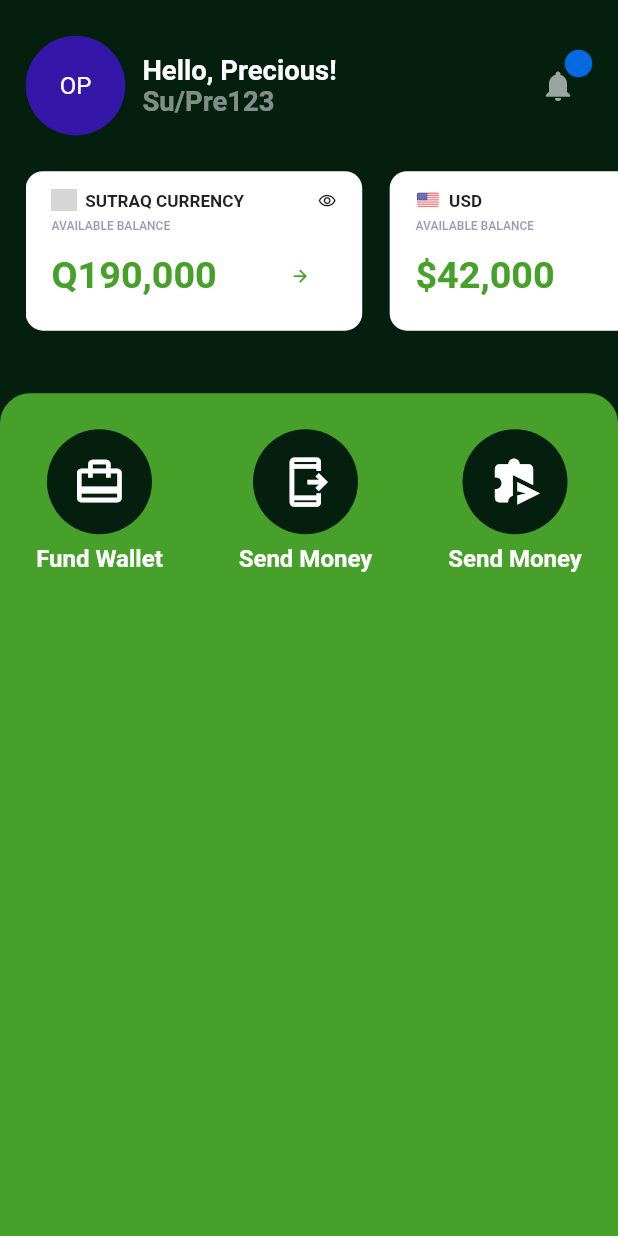
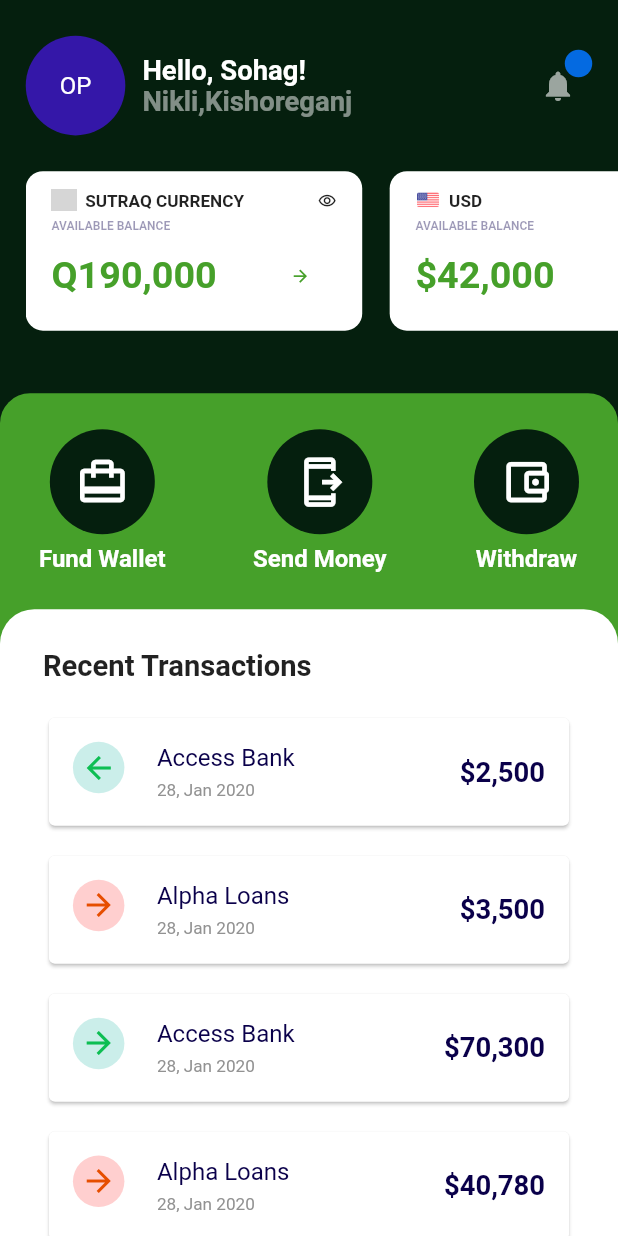
Before and after one commit to Sohag-84/Bank_UI_design, a Flutter app: the DashboardScreen screen opened directly, on a phone screen of 412 x 824 dp. Run offline on Flutter 3.47's test engine with Material 2 defaults, Android fonts, the phone set to English and light mode, and no system bars; our stand-ins replace flutter_screenutil, get; grey boxes are pictures that could not be loaded.

Commit message:
Dashboard screen designed

```diff
--- a/lib/constant/color.dart
+++ b/lib/constant/color.dart
@@ -38,3 +38,13 @@
   static Color balanceColor = Color(0xFF46A02A);
   static Color iconColor = Color(0xFF46A02A);
 }
+
+class ListTileColor {
+  static Color circleBgColor_1 = Color(0xFFCBEEEA);
+  static Color circleBgColor_2 = Color(0xFFFFCFCF);
+  static Color iconColor_1 = Color(0xFF0DBE53);
+  static Color iconColor_2 = Color(0xFFE64E00);
+  static Color titleColor = Color(0xFF0A004A);
+  static Color subtitleColor = Color(0xFF929292);
+  static Color amountColor = Color(0xFF0A004A);
+}
--- a/lib/constant/strings.dart
+++ b/lib/constant/strings.dart
@@ -51,11 +51,19 @@
 }
 
 class DashboardText {
-  static const String welcomeText = "Hello, Precious!";
-  static const String welcomeText2 = "Su/Pre123";
+  static const String welcomeText = "Hello, Sohag!";
+  static const String welcomeText2 = "Nikli,Kishoreganj";
   static const String surtaqCurrency = "SUTRAQ CURRENCY";
   static const String availableBalance = "AVAILABLE BALANCE";
   static const String fundWallet = "Fund Wallet";
   static const String sendMoney = "Send Money";
   static const String withdraw = "Withdraw";
+  static const String recentTransaction = "Recent Transactions";
 }
+
+class ListTileText {
+  static const String title_1 = "Access Bank";
+  static const String title_2 = "Alpha Loans";
+  static const String subtitle_1 = "28, Jan 2020";
+  static const String subtitle_2 = "28, Jan 2020";
+}
--- a/lib/views/dashboard_screen.dart
+++ b/lib/views/dashboard_screen.dart
@@ -7,6 +7,7 @@
 
 import '../widgets/custom_container.dart';
 import '../widgets/custom_transaction.dart';
+import '../widgets/custom_transaction_list.dart';
 
 class DashboardScreen extends StatelessWidget {
   const DashboardScreen({Key? key}) : super(key: key);
@@ -145,7 +146,7 @@
                 height: 35.h,
               ),
               SizedBox(
-                height: 504.h,
+                height: 545.h,
                 child: Container(
                   decoration: BoxDecoration(
                     color: DashboardColor.balanceColor,
@@ -176,10 +177,95 @@
                               height: 20.h,
                             ),
                             CustomTransaction(
-                              icon: Icons.send_time_extension,
-                              text: DashboardText.sendMoney,
+                              icon: Icons.account_balance_wallet_outlined,
+                              text: DashboardText.withdraw,
                             ),
                           ],
+                        ),
+                        Expanded(
+                          child: Container(
+                            width: double.infinity,
+                            decoration: BoxDecoration(
+                              color: Colors.white,
+                              borderRadius: BorderRadius.only(
+                                topLeft: Radius.circular(20.r),
+                                topRight: Radius.circular(20.r),
+                              ),
+                            ),
+                            child: Padding(
+                              padding: EdgeInsets.symmetric(
+                                  horizontal: 25.w, vertical: 22.h),
+                              child: Column(
+                                crossAxisAlignment: CrossAxisAlignment.start,
+                                children: [
+                                  Text(
+                                    DashboardText.recentTransaction,
+                                    style: TextStyle(
+                                      fontSize: 17.sp,
+                                      fontWeight: FontWeight.w700,
+                                    ),
+                                  ),
+                                  SizedBox(
+                                    height: 16.h,
+                                  ),
+                                  CustomTransactionList(
+                                    icon: Icons.arrow_back_outlined,
+                                    circleColor: ListTileColor.circleBgColor_1,
+                                    iconColor: ListTileColor.iconColor_1,
+                                    title: ListTileText.title_1,
+                                    subtitle: ListTileText.subtitle_1,
+                                    amount: '\$2,500',
+                                  ),
+                                  SizedBox(
+                                    height: 10.h,
+                                  ),
+                                  CustomTransactionList(
+                                    icon: Icons.arrow_forward_outlined,
+                                    circleColor: ListTileColor.circleBgColor_2,
+                                    iconColor: ListTileColor.iconColor_2,
+                                    title: ListTileText.title_2,
+                                    subtitle: ListTileText.subtitle_2,
+                                    amount: '\$3,500',
+                                  ),
+                                  SizedBox(
+                                    height: 10.h,
+                                  ),
+                                  CustomTransactionList(
+                                    icon: Icons.arrow_forward_outlined,
+                                    circleColor: ListTileColor.circleBgColor_1,
+                                    iconColor: ListTileColor.iconColor_1,
+                                    title: ListTileText.title_1,
+                                    subtitle: ListTileText.subtitle_1,
+                                    amount: '\$70,300',
+                                  ),
+                                  SizedBox(
+                                    height: 10.h,
+                                  ),
+                                  CustomTransactionList(
+                                    icon: Icons.arrow_forward_outlined,
+                                    circleColor: ListTileColor.circleBgColor_2,
+                                    iconColor: ListTileColor.iconColor_2,
+                                    title: ListTileText.title_2,
+                                    subtitle: ListTileText.subtitle_2,
+                                    amount: '\$40,780',
+                                  ),
+                                  SizedBox(
+                                    height: 5.h,
+                                  ),
+                                  Center(
+                                    child: Text(
+                                      "View All",
+                                      style: TextStyle(
+                                        color: DashboardColor.iconColor,
+                                        fontSize: 14.sp,
+                                        fontWeight: FontWeight.w700,
+                                      ),
+                                    ),
+                                  )
+                                ],
+                              ),
+                            ),
+                          ),
                         ),
                       ],
                     ),
--- /dev/null
+++ b/lib/widgets/custom_transaction_list.dart
@@ -0,0 +1,65 @@
+// ignore_for_file: prefer_typing_uninitialized_variables
+
+import 'package:flutter/material.dart';
+import 'package:flutter_screenutil/flutter_screenutil.dart';
+
+import '../constant/color.dart';
+
+class CustomTransactionList extends StatelessWidget {
+  final IconData icon;
+  final Color circleColor;
+  final Color iconColor;
+  final title;
+  final subtitle;
+  final amount;
+  const CustomTransactionList(
+      {Key? key,
+      required this.icon,
+      required this.circleColor,
+      required this.iconColor,
+      required this.title,
+      required this.subtitle,
+      required this.amount})
+      : super(key: key);
+
+  @override
+  Widget build(BuildContext context) {
+    return Card(
+      child: ListTile(
+        selectedColor: Colors.red,
+        leading: CircleAvatar(
+          backgroundColor: circleColor,
+          radius: 15.r,
+          child: Icon(
+            icon,
+            color: iconColor,
+          ),
+        ),
+        title: Text(
+          title,
+          style: TextStyle(
+            fontSize: 14.sp,
+            fontWeight: FontWeight.w400,
+            color: ListTileColor.titleColor,
+          ),
+        ),
+        subtitle: Text(
+          subtitle,
+          style: TextStyle(
+            fontSize: 10.sp,
+            fontWeight: FontWeight.w400,
+            color: ListTileColor.subtitleColor,
+          ),
+        ),
+        trailing: Text(
+          amount,
+          style: TextStyle(
+            color: ListTileColor.amountColor,
+            fontSize: 16.sp,
+            fontWeight: FontWeight.w600,
+          ),
+        ),
+      ),
+    );
+  }
+}
```
